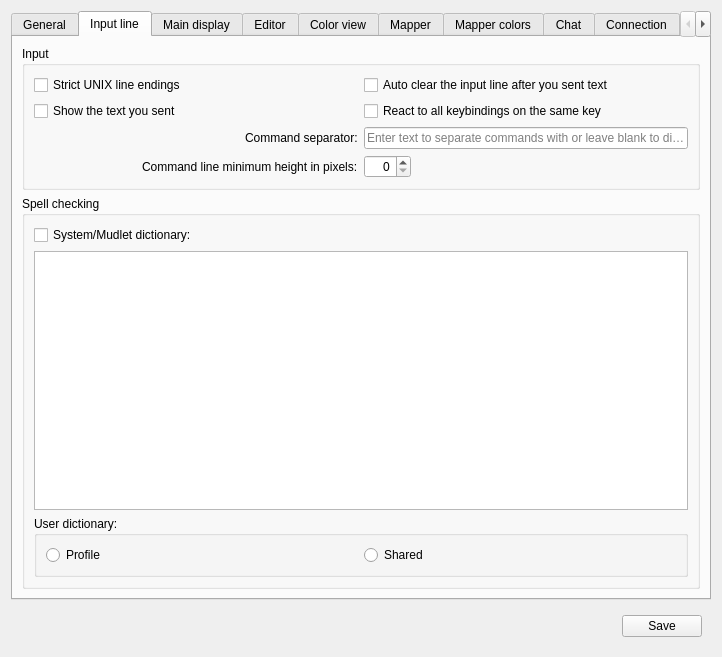
First picture: the form in src/ui/profile_preferences.ui, repository Mudlet/Mudlet, before the edit.
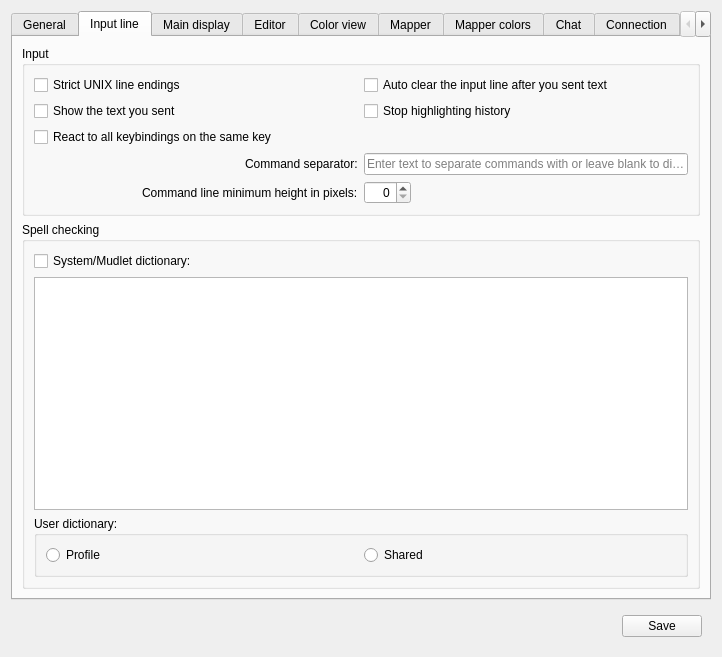
Second picture: the form after the edit. The open tabs and pages were chosen to show the change. Icons and pictures are not drawn. Custom widgets are drawn as their Qt base class.

The edit to the form file:
```diff
--- a/src/ui/profile_preferences.ui
+++ b/src/ui/profile_preferences.ui
@@ -496,6 +496,16 @@
            </widget>
           </item>
           <item row="1" column="1">
+           <widget class="QCheckBox" name="checkBox_highlightHistory">
+            <property name="toolTip">
+             <string>&lt;p&gt;Don't highlight history&lt;/p&gt;&lt;p&gt;&lt;i&gt;This disables the automatic highlighting of the history&lt;/i&gt;&lt;/p&gt;</string>
+            </property>
+            <property name="text">
+             <string>Stop highlighting history</string>
+            </property>
+           </widget>
+          </item>
+          <item row="2" column="0">
            <widget class="QCheckBox" name="checkBox_runAllKeyBindings">
             <property name="toolTip">
              <string>&lt;p&gt;Check all Key-bindings against key-presses.&lt;/p&gt;&lt;p&gt;&lt;i&gt;Versions of Mudlet prior to &lt;b&gt;3.9.0&lt;/b&gt; would stop checking after the first matching combination of&lt;/i&gt; KeyCode &lt;i&gt;and&lt;/i&gt; KeyModifier &lt;i&gt;was found and then send the command and/or run the script of that Key-binding only.  This&lt;/i&gt; per-profile &lt;i&gt;option tells Mudlet to check and run the remaining matches; but, to retain compatibility with previous versions, defaults to the &lt;b&gt;un&lt;/b&gt;-checked state.&lt;/i&gt;&lt;/p&gt;</string>
@@ -505,7 +515,7 @@
             </property>
            </widget>
           </item>
-          <item row="2" column="0" alignment="Qt::AlignRight">
+          <item row="3" column="0" alignment="Qt::AlignRight">
            <widget class="QLabel" name="label_commandSeparator">
             <property name="toolTip">
              <string/>
@@ -518,14 +528,14 @@
             </property>
            </widget>
           </item>
-          <item row="2" column="1">
+          <item row="3" column="1">
            <widget class="QLineEdit" name="command_separator_lineedit">
             <property name="placeholderText">
              <string>Enter text to separate commands with or leave blank to disable</string>
             </property>
            </widget>
           </item>
-          <item row="3" column="0" alignment="Qt::AlignRight">
+          <item row="4" column="0" alignment="Qt::AlignRight">
            <widget class="QLabel" name="label_commandLineMinimumHeight">
             <property name="text">
              <string>Command line minimum height in pixels:</string>
@@ -535,7 +545,7 @@
             </property>
            </widget>
           </item>
-          <item row="3" column="1" alignment="Qt::AlignLeft">
+          <item row="4" column="1" alignment="Qt::AlignLeft">
            <widget class="QSpinBox" name="commandLineMinimumHeight">
             <property name="alignment">
              <set>Qt::AlignRight|Qt::AlignTrailing|Qt::AlignVCenter</set>
```
